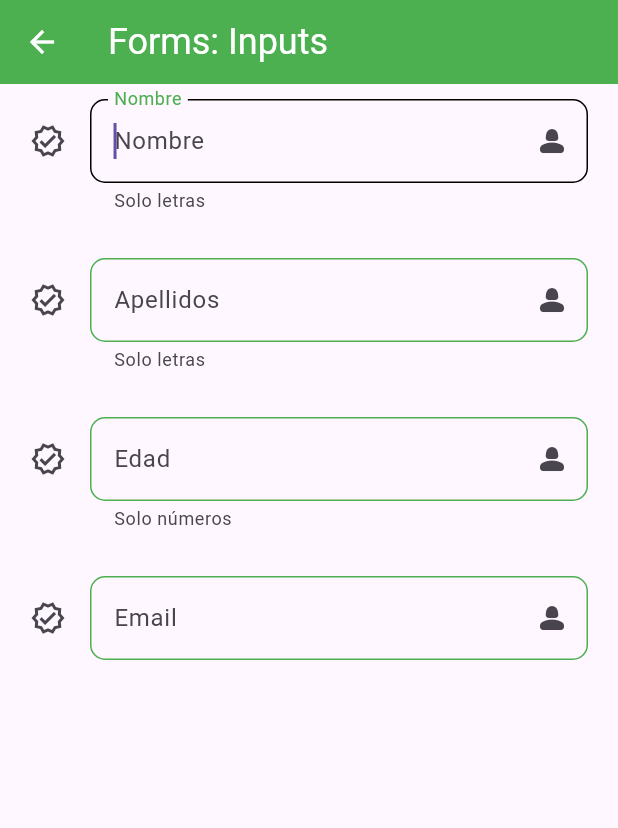
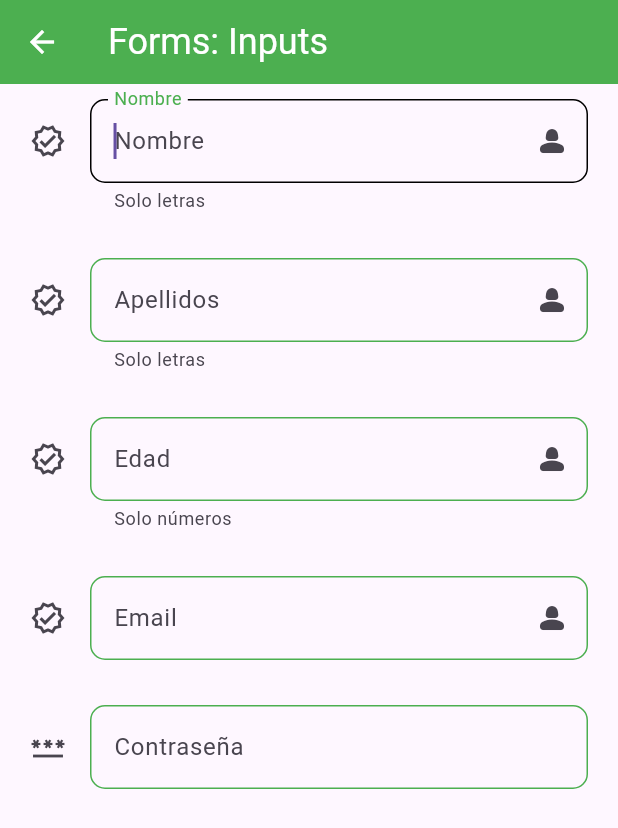
Before and after one commit to AlvaroFernandezRodriguez4/fl_components, a Flutter app: the InputsScreen screen opened by its route, on a phone screen of 412 x 824 dp. Shown: the top 828 px of the screen. Run offline on Flutter 3.47's test engine with Material 3 defaults, Android fonts, the phone set to English and light mode, and no system bars.

Commit message:
Campo contraseña del formulario

```diff
--- a/lib/screens/inputs_screen.dart
+++ b/lib/screens/inputs_screen.dart
@@ -20,6 +20,7 @@ class InputsScreen extends StatelessWidget {
               helperText: 'Solo letras',
               icon: Icons.verified_outlined,
               suffixIcon: Icons.person_2_rounded,
+              obscureText: false,
             ),
             SizedBox(height: 30),
             CustomTextFormField(
@@ -28,6 +29,7 @@ class InputsScreen extends StatelessWidget {
               helperText: 'Solo letras',
               icon: Icons.verified_outlined,
               suffixIcon: Icons.person_2_rounded,
+              obscureText: false,
             ),
             SizedBox(height: 30),
             CustomTextFormField(
@@ -36,6 +38,7 @@ class InputsScreen extends StatelessWidget {
               helperText: 'Solo números',
               icon: Icons.verified_outlined,
               suffixIcon: Icons.person_2_rounded,
+              obscureText: false,
             ),
             SizedBox(height: 30),
             CustomTextFormField(
@@ -44,6 +47,14 @@ class InputsScreen extends StatelessWidget {
               icon: Icons.verified_outlined,
               suffixIcon: Icons.person_2_rounded,
               keyboardType: TextInputType.emailAddress,
+              obscureText: false,
+            ),
+            SizedBox(height: 30),
+            CustomTextFormField(
+              hintText: 'Contraseña',
+              labelText: 'Contraseña',
+              icon: Icons.password_outlined,
+              obscureText: true,
             ),
           ],
         ),
--- a/lib/widgets/custom_text_form_file.dart
+++ b/lib/widgets/custom_text_form_file.dart
@@ -8,10 +8,11 @@ class CustomTextFormField extends StatelessWidget {
   final IconData? icon;
   final IconData? suffixIcon;
   final TextInputType? keyboardType;
+  final bool obscureText;
 
 
   const CustomTextFormField({
-    super.key, this.hintText, this.labelText, this.helperText, this.icon, this.suffixIcon, this.keyboardType,
+    super.key, this.hintText, this.labelText, this.helperText, this.icon, this.suffixIcon, this.keyboardType, required this.obscureText,
   });
 
   @override
@@ -20,6 +21,7 @@ class CustomTextFormField extends StatelessWidget {
       autofocus: true,
       textCapitalization: TextCapitalization.words,
       keyboardType: keyboardType,
+      obscureText: obscureText,
       onChanged: (value){
         print('value: $value');
       },
```
